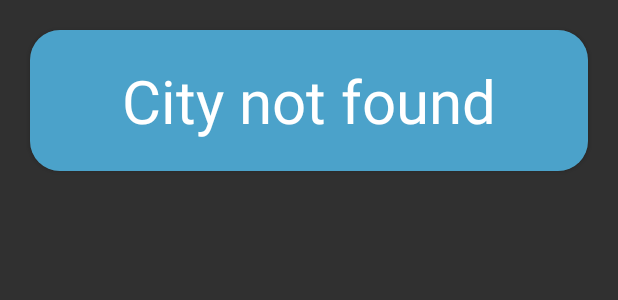
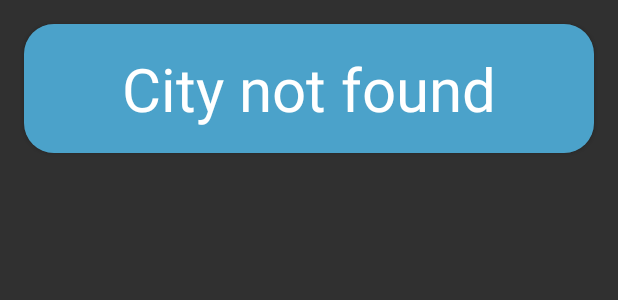
Before and after one commit to Filipm1996/WeatherApp, an Android app: the layout city_empty_item.xml on its own in the app's theme, with its tools: preview values and no code run, on a phone screen of 412 x 824 dp. Shown: the top 300 px of the screen. Run offline under Robolectric (Android 15) with nearby library versions, the phone set to English and light mode, and no system bars.

Commit message:
city_empty_item padding, margin changed

```diff
--- a/app/src/main/res/layout/city_empty_item.xml
+++ b/app/src/main/res/layout/city_empty_item.xml
@@ -3,14 +3,14 @@
     xmlns:app="http://schemas.android.com/apk/res-auto"
     android:layout_width="match_parent"
     android:layout_height="wrap_content"
-    android:layout_margin="20dp"
+    android:layout_margin="@dimen/margin_default"
     app:cardCornerRadius="20dp">
 
     <androidx.constraintlayout.widget.ConstraintLayout
         android:layout_width="match_parent"
         android:layout_height="wrap_content"
         android:background="@color/marine"
-        android:padding="20dp">
+        android:padding="@dimen/margin_default">
 
         <TextView
             android:id="@+id/empty_text"
```
